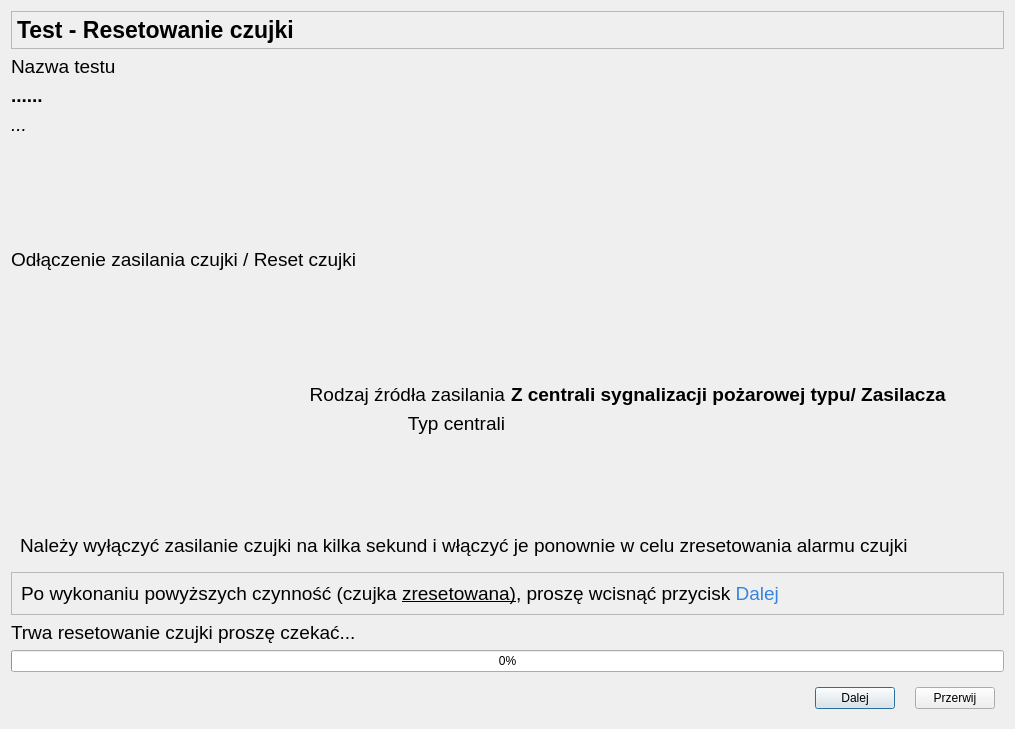
Before: the Qt Designer form CzujkiLinioweApp/oknoresetuzasilaniaczujki.ui in wiacekmarcin/CzujkiLiniowe, drawn with Qt 5.
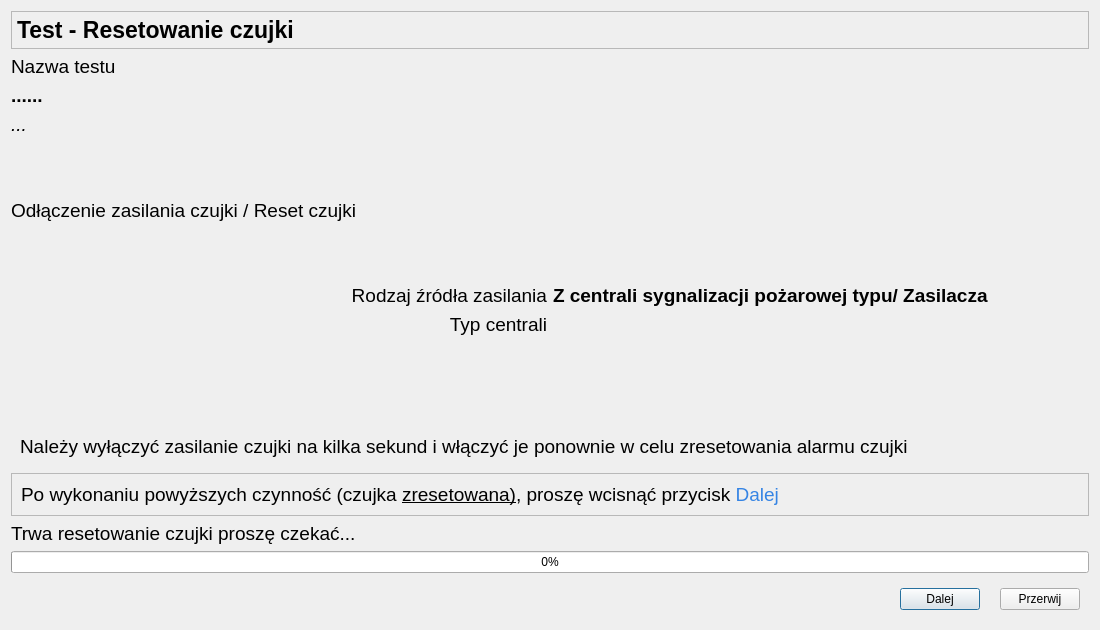
After: the same form once the commit is applied. Icons and pictures are not drawn.

Diff of the .ui file:
```diff
--- a/CzujkiLinioweApp/oknoresetuzasilaniaczujki.ui
+++ b/CzujkiLinioweApp/oknoresetuzasilaniaczujki.ui
@@ -6,10 +6,22 @@
    <rect>
     <x>0</x>
     <y>0</y>
-    <width>1015</width>
-    <height>729</height>
+    <width>1100</width>
+    <height>630</height>
    </rect>
   </property>
+  <property name="minimumSize">
+   <size>
+    <width>1100</width>
+    <height>630</height>
+   </size>
+  </property>
+  <property name="maximumSize">
+   <size>
+    <width>1920</width>
+    <height>16777215</height>
+   </size>
+  </property>
   <property name="windowTitle">
    <string>Parametry Testu - zasilanie czujki</string>
   </property>
@@ -63,6 +75,7 @@
      <property name="font">
       <font>
        <pointsize>14</pointsize>
+       <weight>75</weight>
        <bold>true</bold>
       </font>
      </property>
@@ -76,6 +89,7 @@
      <property name="font">
       <font>
        <pointsize>14</pointsize>
+       <weight>75</weight>
        <bold>true</bold>
       </font>
      </property>
@@ -89,6 +103,7 @@
      <property name="font">
       <font>
        <pointsize>14</pointsize>
+       <weight>75</weight>
        <bold>true</bold>
       </font>
      </property>
@@ -105,6 +120,7 @@
      <property name="font">
       <font>
        <pointsize>14</pointsize>
+       <weight>75</weight>
        <bold>true</bold>
       </font>
      </property>
@@ -164,6 +180,7 @@
         <property name="font">
          <font>
           <pointsize>17</pointsize>
+          <weight>75</weight>
           <bold>true</bold>
          </font>
         </property>
@@ -247,6 +264,7 @@
      <property name="font">
       <font>
        <pointsize>14</pointsize>
+       <weight>75</weight>
        <bold>true</bold>
       </font>
      </property>
@@ -286,6 +304,7 @@
      <property name="font">
       <font>
        <pointsize>14</pointsize>
+       <weight>75</weight>
        <bold>true</bold>
       </font>
      </property>
```
